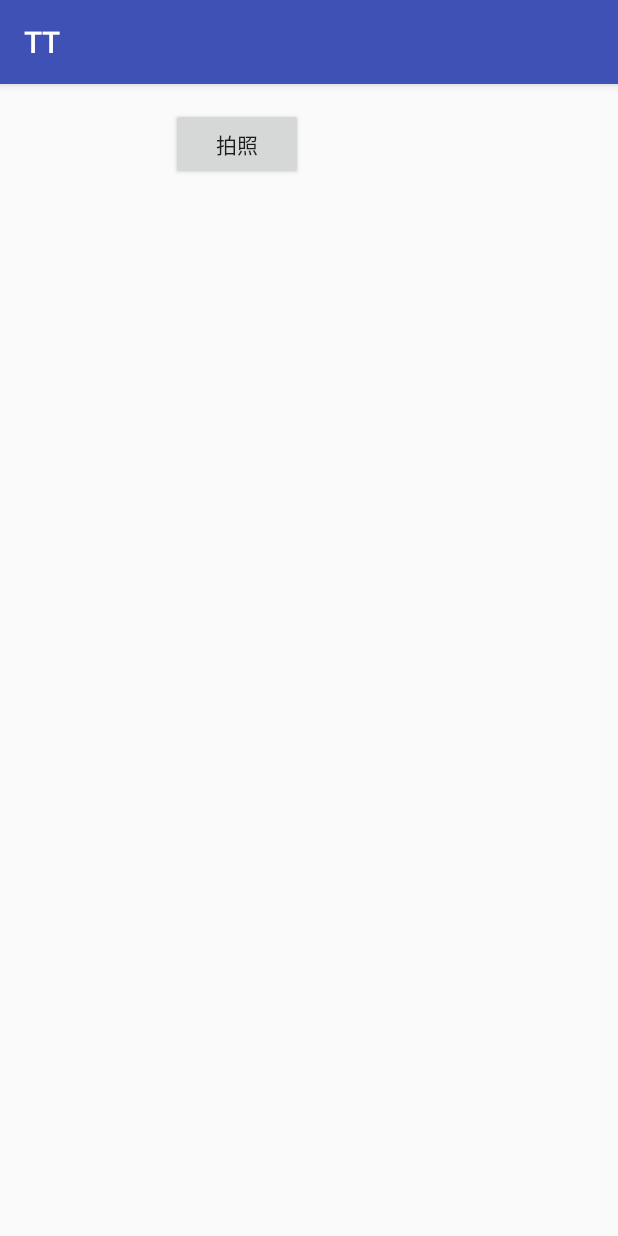
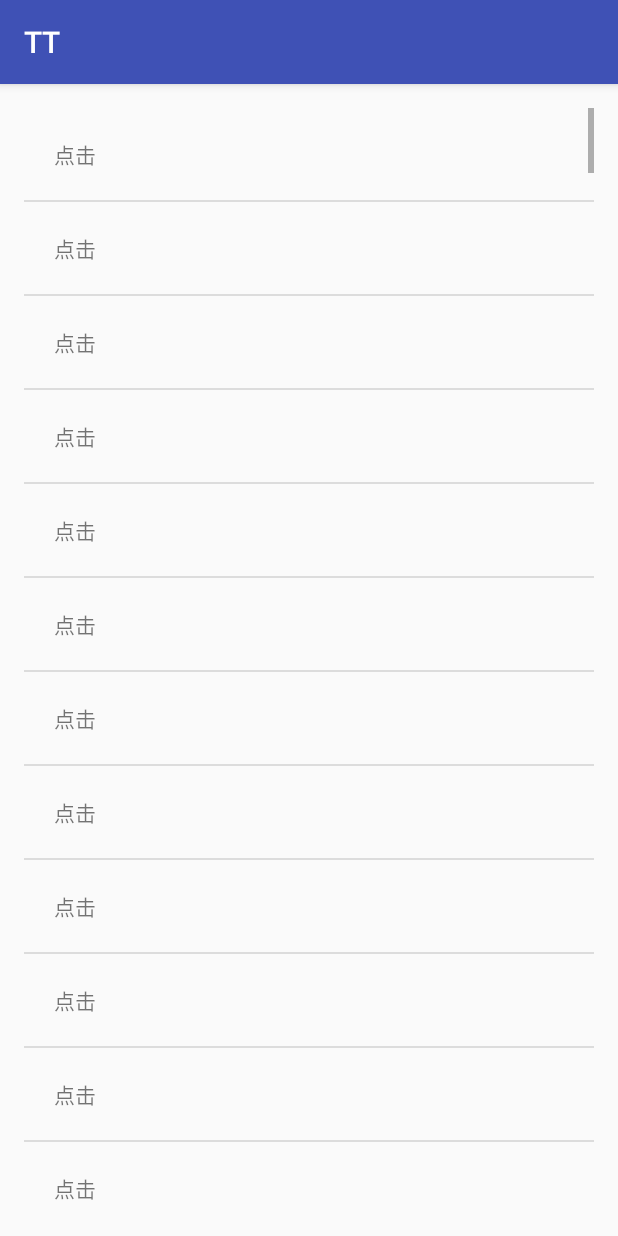
Before and after one commit to wander0552/TT, an Android app: the screen it shows after launch (PermissionActivity before the commit, Main2Activity after it), after a tap on "ACTION", on a phone screen of 412 x 824 dp. Run offline under Robolectric (Android 15) with nearby library versions, the light colour scheme and no system bars; 2 statements that could not run were skipped; 1 other tap on this screen came first.

Commit message:
全部刷新

```diff
--- a/app/src/main/AndroidManifest.xml
+++ b/app/src/main/AndroidManifest.xml
@@ -1,7 +1,8 @@
 <?xml version="1.0" encoding="utf-8"?>
 <manifest xmlns:android="http://schemas.android.com/apk/res/android"
     package="com.wander.tt">
-    <uses-permission android:name="android.permission.CAMERA"/>
+
+    <uses-permission android:name="android.permission.CAMERA" />
 
     <uses-feature android:name="android.hardware.camera" />
     <uses-feature android:name="android.hardware.camera.autofocus" />
@@ -22,7 +23,8 @@
                 <category android:name="android.intent.category.LAUNCHER" />
             </intent-filter>
         </activity>
-        <activity android:name=".test.PermissionActivity"></activity>
+        <activity android:name=".test.PermissionActivity" />
+        <activity android:name=".test.Main2Activity"></activity>
     </application>
 
 </manifest>
--- a/app/src/main/java/com/wander/tt/MainActivity.java
+++ b/app/src/main/java/com/wander/tt/MainActivity.java
@@ -11,6 +11,7 @@ import android.view.View;
 import android.view.Menu;
 import android.view.MenuItem;
 
+import com.wander.tt.test.Main2Activity;
 import com.wander.tt.test.PermissionActivity;
 
 public class MainActivity extends AppCompatActivity {
@@ -35,7 +36,7 @@ public class MainActivity extends AppCompatActivity {
                         .setAction("Action", new View.OnClickListener() {
                             @Override
                             public void onClick(View v) {
-                                startActivity(new Intent(MainActivity.this, PermissionActivity.class));
+                                startActivity(new Intent(MainActivity.this, Main2Activity.class));
                             }
                         }).show();
             }
--- /dev/null
+++ b/app/src/main/java/com/wander/tt/test/Main2Activity.java
@@ -0,0 +1,33 @@
+package com.wander.tt.test;
+
+import android.support.v7.app.AppCompatActivity;
+import android.os.Bundle;
+import android.view.View;
+import android.widget.AdapterView;
+import android.widget.ListView;
+
+import com.wander.tt.R;
+
+public class Main2Activity extends AppCompatActivity {
+
+    private ListView mListView;
+    private MainAdapter adapter;
+
+    @Override
+    protected void onCreate(Bundle savedInstanceState) {
+        super.onCreate(savedInstanceState);
+        setContentView(R.layout.activity_main2);
+        mListView = (ListView) findViewById(R.id.listView);
+        adapter = new MainAdapter(this);
+        mListView.setAdapter(adapter);
+        mListView.setOnItemClickListener(new AdapterView.OnItemClickListener() {
+            @Override
+            public void onItemClick(AdapterView<?> parent, View view, int position, long id) {
+
+                adapter.setCurrentPosition(position);
+                adapter.notifyDataSetChanged();
+            }
+        });
+
+    }
+}
--- /dev/null
+++ b/app/src/main/java/com/wander/tt/test/MainAdapter.java
@@ -0,0 +1,88 @@
+package com.wander.tt.test;
+
+import android.content.Context;
+import android.view.LayoutInflater;
+import android.view.View;
+import android.view.ViewGroup;
+import android.widget.BaseAdapter;
+import android.widget.TextView;
+
+import com.wander.tt.R;
+
+import java.util.ArrayList;
+import java.util.List;
+
+/**
+ * Created by wander on 2016/11/14.
+ */
+public class MainAdapter extends BaseAdapter {
+    private Context mContext;
+    private List<String> mList;
+    private double currentPosition = -1;
+    private int lastPosition = -1;
+
+    public MainAdapter(Main2Activity main2Activity) {
+        mContext = main2Activity;
+        initList();
+    }
+
+    private void initList() {
+        mList = new ArrayList<>();
+        for (int i = 0; i < 200; i++) {
+            mList.add("展开的都是妹子" + i);
+
+        }
+
+
+    }
+
+    @Override
+    public int getCount() {
+        return mList.size();
+    }
+
+    @Override
+    public Object getItem(int position) {
+        return mList.get(position);
+    }
+
+    @Override
+    public long getItemId(int position) {
+        return 0;
+    }
+
+    @Override
+    public View getView(int position, View convertView, ViewGroup parent) {
+        ViewHolder holder;
+        if (convertView == null) {
+            holder = new ViewHolder();
+            convertView = LayoutInflater.from(mContext).inflate(R.layout.item_layout, parent, false);
+            holder.title = (TextView) convertView.findViewById(R.id.item_title);
+            holder.extend = (TextView) convertView.findViewById(R.id.item_contain);
+            convertView.setTag(holder);
+        } else {
+            holder = (ViewHolder) convertView.getTag();
+        }
+        holder.title.setText("点击");
+        holder.extend.setText(mList.get(position));
+        if (position == currentPosition) {
+            holder.extend.setVisibility(View.VISIBLE);
+        } else {
+            holder.extend.setVisibility(View.GONE);
+        }
+        return convertView;
+    }
+
+    public double getCurrentPosition() {
+        return currentPosition;
+    }
+
+    public void setCurrentPosition(double currentPosition) {
+        this.currentPosition = currentPosition;
+    }
+
+    class ViewHolder {
+        TextView title;
+        TextView extend;
+    }
+}
--- /dev/null
+++ b/app/src/main/res/layout/activity_main2.xml
@@ -0,0 +1,19 @@
+<?xml version="1.0" encoding="utf-8"?>
+<RelativeLayout xmlns:android="http://schemas.android.com/apk/res/android"
+    xmlns:tools="http://schemas.android.com/tools"
+    android:id="@+id/activity_main2"
+    android:layout_width="match_parent"
+    android:layout_height="match_parent"
+    android:paddingBottom="@dimen/activity_vertical_margin"
+    android:paddingLeft="@dimen/activity_horizontal_margin"
+    android:paddingRight="@dimen/activity_horizontal_margin"
+    android:paddingTop="@dimen/activity_vertical_margin"
+    tools:context="com.wander.tt.test.Main2Activity">
+    <ListView
+        android:layout_width="match_parent"
+        android:layout_height="match_parent"
+        android:id="@+id/listView"
+        />
+
+
+</RelativeLayout>
--- /dev/null
+++ b/app/src/main/res/layout/item_layout.xml
@@ -0,0 +1,18 @@
+<?xml version="1.0" encoding="utf-8"?>
+<LinearLayout xmlns:android="http://schemas.android.com/apk/res/android"
+    android:orientation="vertical" android:layout_width="match_parent"
+    android:layout_height="match_parent">
+
+    <TextView
+        android:layout_width="wrap_content"
+        android:layout_height="wrap_content"
+        android:padding="20dp"
+        android:id="@+id/item_title"/>
+    <TextView
+        android:layout_width="wrap_content"
+        android:layout_height="wrap_content"
+        android:id="@+id/item_contain"
+        android:visibility="gone"
+        android:padding="50dp"
+        />
+</LinearLayout>
```
